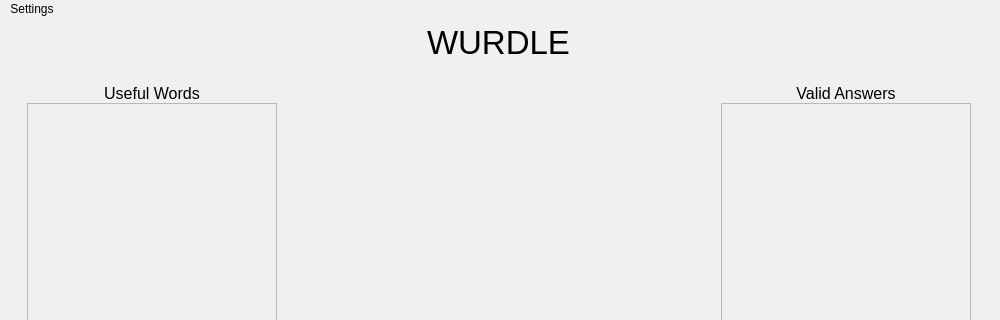
The window that mainwindow.ui (Ross1416/Wurdle) describes before a commit, drawn with Qt 5; both pictures show x 0 to 1000 and y 0 to 320 of the 1000 by 700 pixel window.
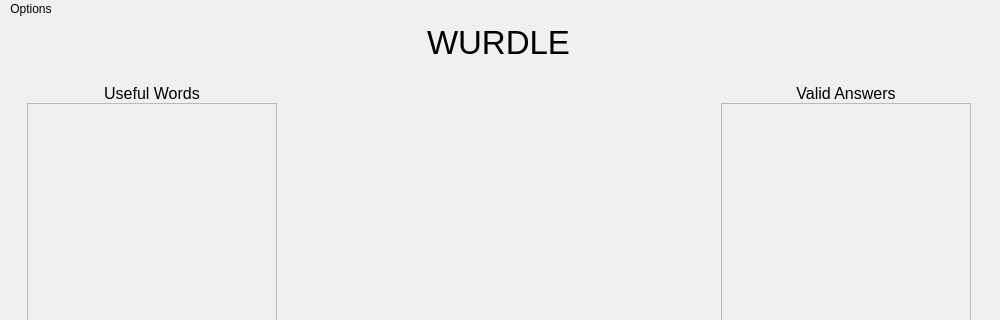
The same window after the commit. Icons and pictures are not drawn.

What changed in the file:
```diff
--- a/mainwindow.ui
+++ b/mainwindow.ui
@@ -264,16 +264,16 @@
      <x>0</x>
      <y>0</y>
      <width>1000</width>
-     <height>22</height>
+     <height>26</height>
     </rect>
    </property>
-   <widget class="QMenu" name="menuSettings">
+   <widget class="QMenu" name="menuOptions">
     <property name="title">
-     <string>Settings</string>
+     <string>Options</string>
     </property>
     <addaction name="actionSettings"/>
    </widget>
-   <addaction name="menuSettings"/>
+   <addaction name="menuOptions"/>
   </widget>
   <widget class="QStatusBar" name="statusbar"/>
   <action name="actionSettings">
```
Left out of the diff: 6 changed lines with no effect on the pictures.
